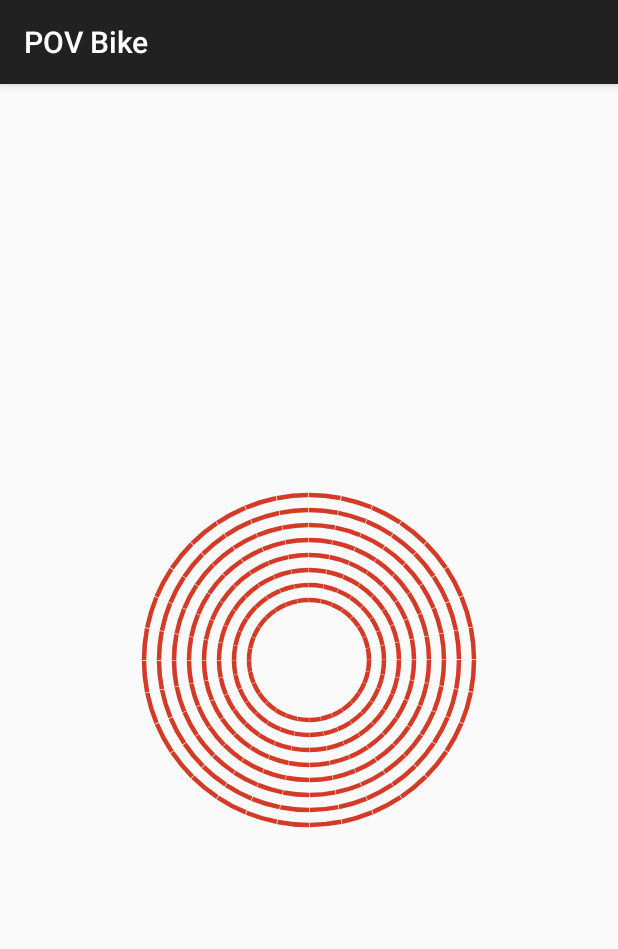
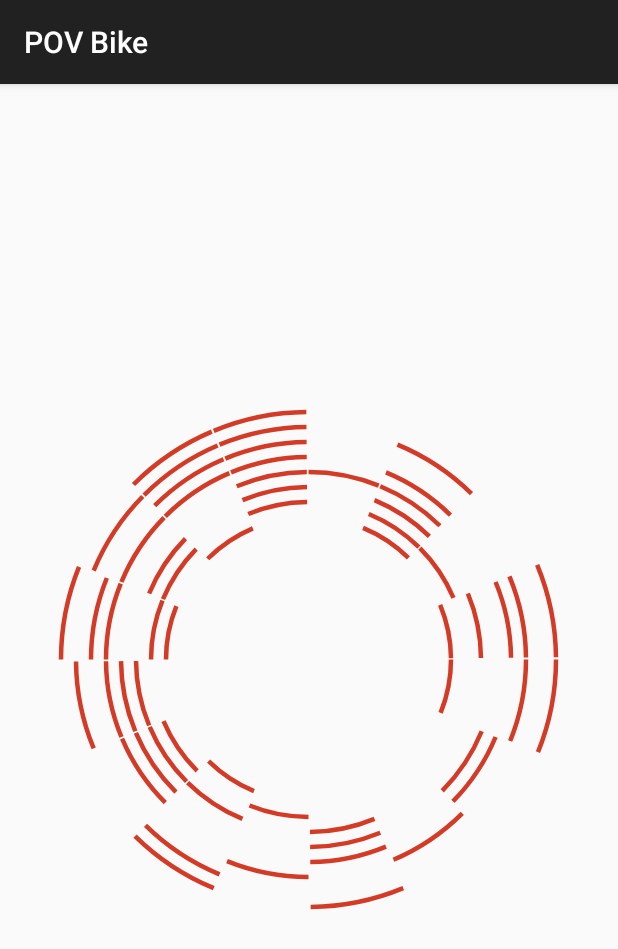
Before and after one commit to gmarques33/POVBikeSimulator, an Android app: the screen it shows after launch (SimulatorActivity), on a phone screen of 412 x 824 dp. Shown: the top 949 px of the screen. Run offline under Robolectric (Android 15) with nearby library versions, the phone set to English and light mode, and no system bars.

Commit message:
Random generator

```diff
--- a/app/src/main/java/br/com/povbike/povbike/SimulatorActivity.java
+++ b/app/src/main/java/br/com/povbike/povbike/SimulatorActivity.java
@@ -4,6 +4,7 @@ import android.support.v7.app.AppCompatActivity;
 import android.os.Bundle;
 import android.view.Menu;
 import android.view.MenuItem;
+import android.view.View;
 
 import java.util.ArrayList;
 import java.util.List;
@@ -21,14 +22,26 @@ public class SimulatorActivity extends AppCompatActivity {
         setContentView(R.layout.activity_simulator);
         mLedBoard = (LedBoard) findViewById(R.id.led_board);
 
+        mLedBoard.setBytes(generateBytes(16));
+        mLedBoard.setOnClickListener(new View.OnClickListener() {
+            @Override
+            public void onClick(View view) {
+                mLedBoard.setBytes(generateBytes(16));
+                mLedBoard.invalidate();
+            }
+        });
+    }
+
+    private List<Byte> generateBytes(int size) {
         Random rnd = new Random();
         rnd.setSeed(System.currentTimeMillis());
 
         List<Byte> bytes = new ArrayList<>();
-        for (int i = 0; i < 32; i++) {
-            bytes.add((byte) 0xff);
+        for (int i = 0; i < size; i++) {
+            bytes.add((byte) rnd.nextInt(255));
         }
 
-        mLedBoard.setBytes(bytes);
+        return bytes;
     }
+
 }
--- a/app/src/main/res/layout/activity_simulator.xml
+++ b/app/src/main/res/layout/activity_simulator.xml
@@ -2,17 +2,13 @@
     xmlns:tools="http://schemas.android.com/tools"
     android:layout_width="match_parent"
     android:layout_height="match_parent"
-    android:paddingBottom="@dimen/activity_vertical_margin"
-    android:paddingLeft="@dimen/activity_horizontal_margin"
-    android:paddingRight="@dimen/activity_horizontal_margin"
-    android:paddingTop="@dimen/activity_vertical_margin"
     tools:context=".SimulatorActivity">
 
     <br.com.povbike.povbike.customview.LedBoard
         android:id="@+id/led_board"
-        android:layout_width="300dp"
-        android:layout_height="300dp"
-        android:layout_centerInParent="true"
-        android:padding="40dp"/>
+        android:layout_width="350dp"
+        android:layout_height="350dp"
+        android:padding="10dp"
+        android:layout_centerInParent="true"/>
 
 </RelativeLayout>
```
